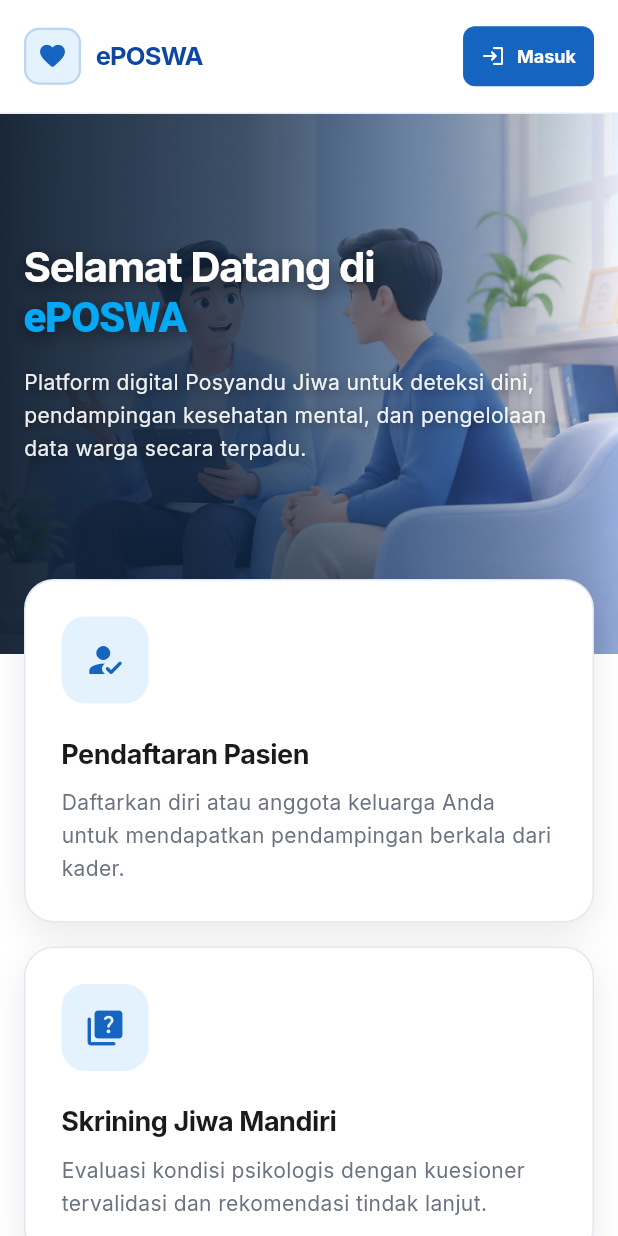
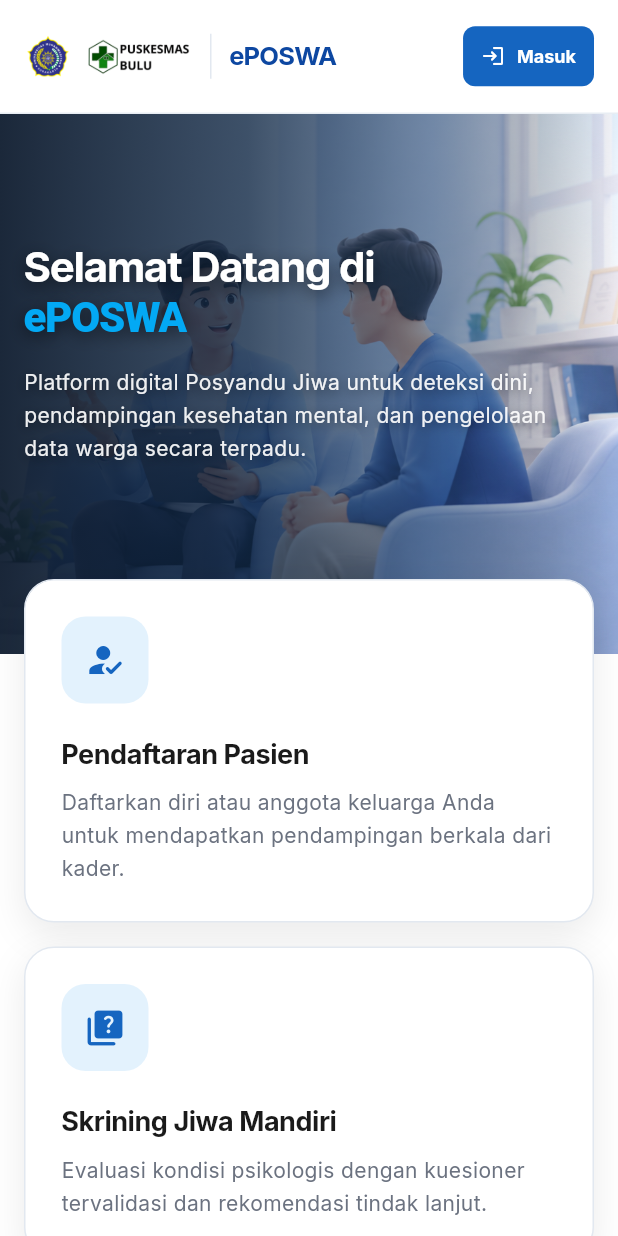
Before and after one commit to fadhilmanfa/eposwa, a Flutter app: the screen it shows after launch, on a phone screen of 412 x 824 dp. Run offline on Flutter 3.47's test engine with Material 3 defaults, Android fonts, the phone set to English and light mode, and no system bars; missing offline and left inert: window_manager.

Commit message:
chore: update splash screen, landing page widgets, and platform plugin manifests

```diff
--- a/lib/features/beranda/presentation/widgets/beranda_footer.dart
+++ b/lib/features/beranda/presentation/widgets/beranda_footer.dart
@@ -18,6 +18,9 @@ class BerandaFooter extends StatelessWidget {
     return Container(
       width: double.infinity,
       color: AppColors.footerDarker,
+      margin: EdgeInsets.only(
+        top: context.scaleSpace(40, medium: 56, expanded: 72, large: 88),
+      ),
       padding: EdgeInsets.symmetric(
         vertical: context.scaleSpace(18, medium: 22, expanded: 24),
       ),
--- a/lib/features/beranda/presentation/widgets/beranda_menu_grid.dart
+++ b/lib/features/beranda/presentation/widgets/beranda_menu_grid.dart
@@ -1,4 +1,5 @@
 import 'package:flutter/material.dart';
+import 'package:flutter/rendering.dart';
 import 'package:eposwa/core/responsive/app_responsive.dart';
 import 'package:eposwa/features/beranda/presentation/widgets/beranda_menu_card.dart';
 
@@ -13,17 +14,23 @@ class BerandaMenuGrid extends StatelessWidget {
     final overlap = context.scaleSpace(50, medium: 80, expanded: 110, large: 130);
     final padBottom = context.scaleSpace(32, medium: 48, expanded: 64);
 
-    return Container(
-      width: double.infinity,
-      color: Colors.transparent,
-      child: Transform.translate(
-        offset: Offset(0, -overlap),
-        child: Padding(
-          padding: EdgeInsets.only(bottom: padBottom > overlap ? padBottom - overlap : 8),
-          child: AppContainer(
-            child: isCompact ? _buildCompactCards() : _buildWideCards(),
-          ),
-        ),
+    // Konten kartu tanpa Transform: akan digeser via _OverlapWrapper di layer layout,
+    // sehingga hit-test / hover tetap akurat di area yang overlap dengan jumbotron.
+    final content = Padding(
+      padding: EdgeInsets.only(
+        bottom: padBottom > overlap ? padBottom - overlap : 8,
+      ),
+      child: AppContainer(
+        child: isCompact ? _buildCompactCards() : _buildWideCards(),
+      ),
+    );
+
+    return _OverlapWrapper(
+      overlap: overlap,
+      child: Container(
+        width: double.infinity,
+        color: Colors.transparent,
+        child: content,
       ),
     );
   }
@@ -85,3 +92,78 @@ class BerandaMenuGrid extends StatelessWidget {
     );
   }
 }
+
+/// Wrapper yang menggeser child ke atas sebesar [overlap] di fase **layout**
+/// bukan hanya paint, sehingga:
+/// - tinggi [Stack]/[Column] induk berkurang sebesar overlap (tidak ada gap kosong)
+/// - hit-test / MouseRegion hover mencakup area overlap di atas jumbotron
+/// Sebelumnya pakai `Transform.translate` yang hanya menggeser paint → bagian
+/// atas kartu (card 3 di sisi kanan) berada di luar bounds parent Container,
+/// sehingga hover hanya aktif kalau kursor agak ke bawah (di dalam bounds).
+class _OverlapWrapper extends SingleChildRenderObjectWidget {
+  const _OverlapWrapper({required this.overlap, required super.child});
+
+  final double overlap;
+
+  @override
+  RenderObject createRenderObject(BuildContext context) {
+    return RenderOverlapWrapper(overlap: overlap);
+  }
+
+  @override
+  void updateRenderObject(
+    BuildContext context,
+    covariant RenderOverlapWrapper renderObject,
+  ) {
+    renderObject.overlap = overlap;
+  }
+}
+
+class RenderOverlapWrapper extends RenderProxyBox {
+  RenderOverlapWrapper({required double overlap}) : _overlap = overlap; // ignore: prefer_initializing_formals
+
+  double _overlap;
+  set overlap(double value) {
+    if (_overlap == value) return;
+    _overlap = value;
+    markNeedsLayout();
+    markNeedsPaint();
+  }
+
+  @override
+  void performLayout() {
+    if (child == null) {
+      size = Size.zero;
+      return;
+    }
+    // Layout child dengan constraints penuh dari parent (Column/Sliver).
+    child!.layout(constraints, parentUsesSize: true);
+    final childSize = child!.size;
+    // Tinggi wrapper dikurangi overlap agar Column/Sliver tinggi total
+    // = jumbotron + kartu - overlap (visual presisi, tanpa gap).
+    final h = (childSize.height - _overlap).clamp(0.0, double.infinity);
+    size = Size(childSize.width, h);
+  }
+
+  @override
+  void paint(PaintingContext context, Offset offset) {
+    if (child == null) return;
+    // Geser child ke atas sebesar overlap di fase paint, sinkron dengan layout.
+    context.paintChild(child!, offset + Offset(0, -_overlap));
+  }
+
+  @override
+  bool hitTest(BoxHitTestResult result, {required Offset position}) {
+    if (child == null) return false;
+    // position lokal terhadap wrapper (0,0 di pojok kiri atas wrapper).
+    // Child dipaint di offset (0, -overlap), jadi posisi lokal child = position + overlap.
+    final adjusted = Offset(position.dx, position.dy + _overlap);
+    if (adjusted.dx < 0 ||
+        adjusted.dx > child!.size.width ||
+        adjusted.dy < 0 ||
+        adjusted.dy > child!.size.height) {
+      return false;
+    }
+    return child!.hitTest(result, position: adjusted);
+  }
+}
--- a/lib/features/beranda/presentation/widgets/beranda_navbar.dart
+++ b/lib/features/beranda/presentation/widgets/beranda_navbar.dart
@@ -71,32 +71,45 @@ class _BerandaNavbarState extends State<BerandaNavbar> {
   }
 
   Widget _buildBrand(BuildContext context, {required bool isCompact}) {
-    return MouseRegion(
-      cursor: SystemMouseCursors.click,
-      child: GestureDetector(
-        onTap: () => widget.onMenuSelected?.call('Beranda'),
-        child: Row(
-          mainAxisSize: MainAxisSize.min,
-          children: [
-            Container(
-              width: 38,
-              height: 38,
-              decoration: BoxDecoration(
-                color: AppColors.primaryPastel,
-                borderRadius: BorderRadius.circular(10),
-                border: Border.all(
-                  color: AppColors.primary.withValues(alpha: 0.2),
-                  width: 1.5,
-                ),
-              ),
-              child: const Icon(
-                Icons.favorite_rounded,
-                size: 20,
-                color: AppColors.primary,
-              ),
-            ),
-            const SizedBox(width: 10),
-            Column(
+    // Ukuran logo responsif: lebih besar di desktop, lebih kecil di compact (mobile)
+    final logoHeight = isCompact ? 36.0 : 48.0;
+    final umsHeight = isCompact ? 32.0 : 42.0;
+
+    return Row(
+      mainAxisSize: MainAxisSize.min,
+      children: [
+        // Logo UMS - paling kiri
+        Image.asset(
+          'assets/images/ums.png',
+          height: umsHeight,
+          fit: BoxFit.contain,
+          errorBuilder: (context, error, stackTrace) =>
+              const SizedBox.shrink(),
+        ),
+        SizedBox(width: isCompact ? 8 : 12),
+        // Logo Puskesmas
+        Image.asset(
+          'assets/images/puskesmas.png',
+          height: logoHeight,
+          fit: BoxFit.contain,
+          errorBuilder: (context, error, stackTrace) =>
+              const SizedBox.shrink(),
+        ),
+
+        // Divider vertikal pemisah logo partner dengan brand
+        Container(
+          width: 1,
+          height: isCompact ? 30 : 40,
+          margin: EdgeInsets.symmetric(horizontal: isCompact ? 12 : 18),
+          color: AppColors.borderLight,
+        ),
+
+        // Brand ePOSWA - hanya teks, di kanan logo
+        MouseRegion(
+          cursor: SystemMouseCursors.click,
+          child: GestureDetector(
+            onTap: () => widget.onMenuSelected?.call('Beranda'),
+            child: Column(
               mainAxisAlignment: MainAxisAlignment.center,
               crossAxisAlignment: CrossAxisAlignment.start,
               children: [
@@ -124,9 +137,9 @@ class _BerandaNavbarState extends State<BerandaNavbar> {
                   ),
               ],
             ),
-          ],
+          ),
         ),
-      ),
+      ],
     );
   }
 
--- a/lib/main.dart
+++ b/lib/main.dart
@@ -4,7 +4,7 @@ import 'package:flutter/foundation.dart' show kIsWeb;
 import 'package:flutter/material.dart';
 import 'package:window_manager/window_manager.dart';
 import 'package:eposwa/core/theme/app_theme.dart';
-import 'package:eposwa/features/beranda/presentation/pages/beranda_page.dart';
+import 'package:eposwa/core/widgets/app_splash_screen.dart';
 
 Future<void> main() async {
   WidgetsFlutterBinding.ensureInitialized();
@@ -42,7 +42,7 @@ class MyApp extends StatelessWidget {
       title: 'ePOSWA',
       debugShowCheckedModeBanner: false,
       theme: AppTheme.light,
-      home: const BerandaPage(),
+      home: const AppSplashScreen(),
     );
   }
 }
```
Also changed, not shown: lib/core/widgets/app_splash_screen.dart (added, +145 -0 lines), assets/images/puskesmas.png (added), assets/images/ums.png (added), pubspec.lock.
